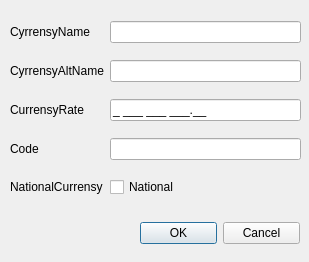
pgulyaev88/elpos.manager, file currencyschangedialog.ui: the form before one commit.
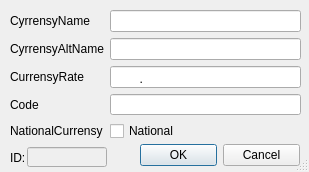
The form after the commit.

```diff
--- a/currencyschangedialog.ui
+++ b/currencyschangedialog.ui
@@ -7,19 +7,25 @@
     <x>0</x>
     <y>0</y>
     <width>309</width>
-    <height>262</height>
+    <height>172</height>
    </rect>
   </property>
   <property name="windowTitle">
    <string>Dialog</string>
   </property>
+  <property name="layoutDirection">
+   <enum>Qt::LeftToRight</enum>
+  </property>
+  <property name="sizeGripEnabled">
+   <bool>true</bool>
+  </property>
   <widget class="QWidget" name="gridLayoutWidget">
    <property name="geometry">
     <rect>
      <x>10</x>
      <y>10</y>
      <width>291</width>
-     <height>201</height>
+     <height>131</height>
     </rect>
    </property>
    <layout class="QGridLayout" name="gridLayout">
@@ -52,14 +58,38 @@
     </item>
     <item row="2" column="1">
      <widget class="QLineEdit" name="currenciesRateLineEdit">
+      <property name="layoutDirection">
+       <enum>Qt::LeftToRight</enum>
+      </property>
+      <property name="autoFillBackground">
+       <bool>false</bool>
+      </property>
       <property name="inputMethodHints">
        <set>Qt::ImhNone</set>
       </property>
       <property name="inputMask">
-       <string>9 999 999 999.00;_</string>
+       <string>99999999.99; </string>
+      </property>
+      <property name="text">
+       <string>.</string>
+      </property>
+      <property name="maxLength">
+       <number>11</number>
+      </property>
+      <property name="frame">
+       <bool>true</bool>
+      </property>
+      <property name="echoMode">
+       <enum>QLineEdit::Normal</enum>
       </property>
       <property name="cursorPosition">
-       <number>16</number>
+       <number>0</number>
+      </property>
+      <property name="alignment">
+       <set>Qt::AlignBottom|Qt::AlignLeading|Qt::AlignLeft</set>
+      </property>
+      <property name="dragEnabled">
+       <bool>false</bool>
       </property>
      </widget>
     </item>
@@ -110,14 +140,46 @@
    <property name="geometry">
     <rect>
      <x>140</x>
-     <y>220</y>
+     <y>140</y>
      <width>160</width>
-     <height>26</height>
+     <height>31</height>
     </rect>
    </property>
    <property name="standardButtons">
     <set>QDialogButtonBox::Cancel|QDialogButtonBox::Ok</set>
    </property>
+   <property name="centerButtons">
+    <bool>true</bool>
+   </property>
+  </widget>
+  <widget class="QLabel" name="currenciesIdLabel">
+   <property name="geometry">
+    <rect>
+     <x>10</x>
+     <y>150</y>
+     <width>16</width>
+     <height>16</height>
+    </rect>
+   </property>
+   <property name="text">
+    <string>ID:</string>
+   </property>
+  </widget>
+  <widget class="QLineEdit" name="currenciesIdLineEdit">
+   <property name="enabled">
+    <bool>false</bool>
+   </property>
+   <property name="geometry">
+    <rect>
+     <x>27</x>
+     <y>147</y>
+     <width>80</width>
+     <height>20</height>
+    </rect>
+   </property>
+   <property name="readOnly">
+    <bool>true</bool>
+   </property>
   </widget>
  </widget>
  <tabstops>
```
Left out of the diff: 19 changed lines with no effect on the pictures.
